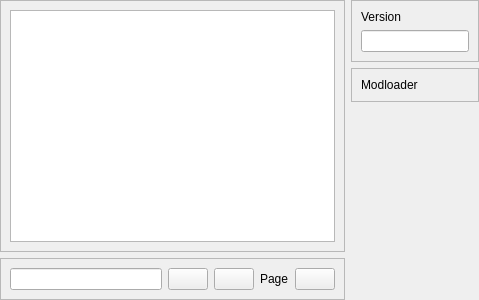
Above: data/ui/mod_search.ui from brandonzorn/Modpacks-Manager before the change. Below: the same form after it.
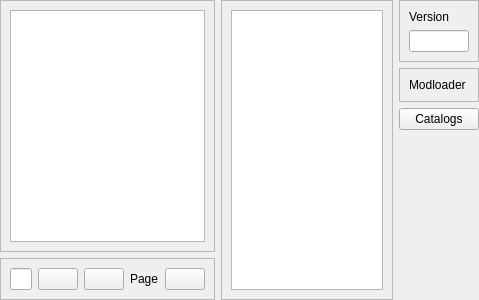
That is the form after the change.

```diff
--- a/data/ui/mod_search.ui
+++ b/data/ui/mod_search.ui
@@ -124,6 +124,28 @@
      </item>
     </layout>
    </item>
+   <item>
+    <widget class="QFrame" name="catalogs_frame">
+     <property name="frameShape">
+      <enum>QFrame::StyledPanel</enum>
+     </property>
+     <property name="frameShadow">
+      <enum>QFrame::Raised</enum>
+     </property>
+     <layout class="QVBoxLayout" name="verticalLayout_6">
+      <item>
+       <widget class="QListWidget" name="catalogs_list">
+        <property name="sizePolicy">
+         <sizepolicy hsizetype="Maximum" vsizetype="Expanding">
+          <horstretch>0</horstretch>
+          <verstretch>0</verstretch>
+         </sizepolicy>
+        </property>
+       </widget>
+      </item>
+     </layout>
+    </widget>
+   </item>
    <item>
     <widget class="QWidget" name="filters_widget" native="true">
      <property name="sizePolicy">
@@ -189,6 +211,13 @@
         </layout>
        </widget>
       </item>
+      <item>
+       <widget class="QPushButton" name="catalogs_btn">
+        <property name="text">
+         <string>Catalogs</string>
+        </property>
+       </widget>
+      </item>
       <item>
        <spacer name="verticalSpacer">
         <property name="orientation">
```
Left out of the diff: 2 changed lines with no effect on the pictures.
